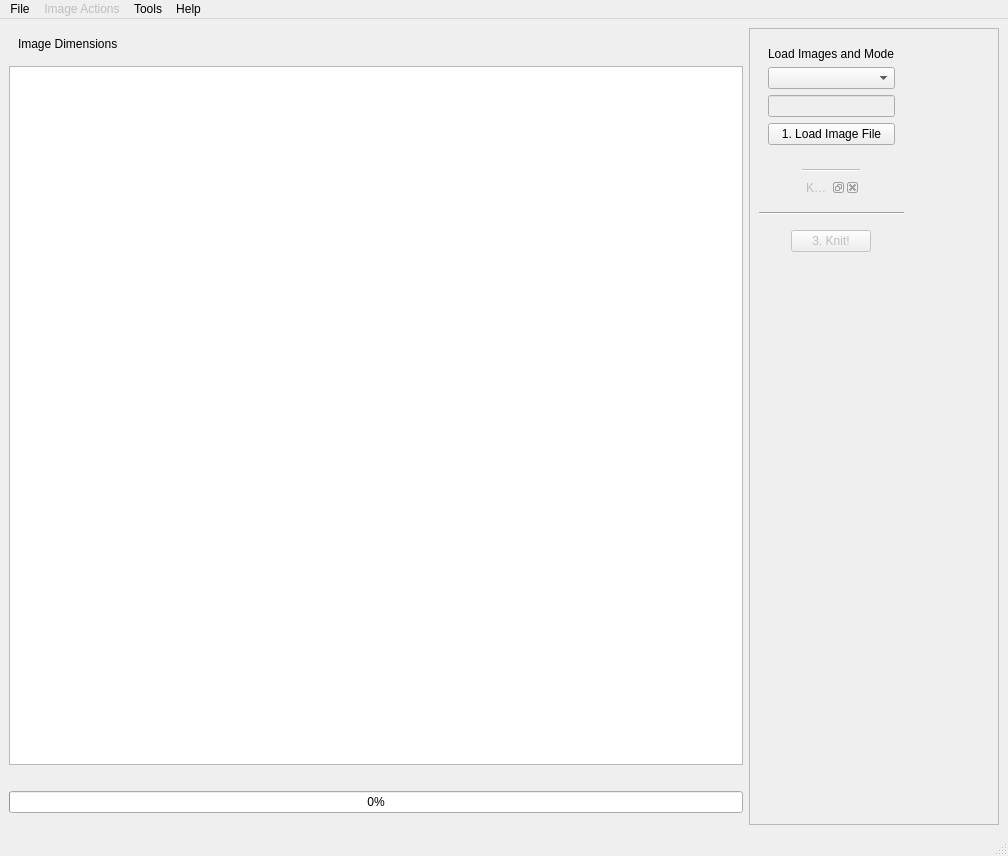
Old version of the form software/python/ayab/ayab_gui.ui in the repository AllYarnsAreBeautiful/ayab-desktop.
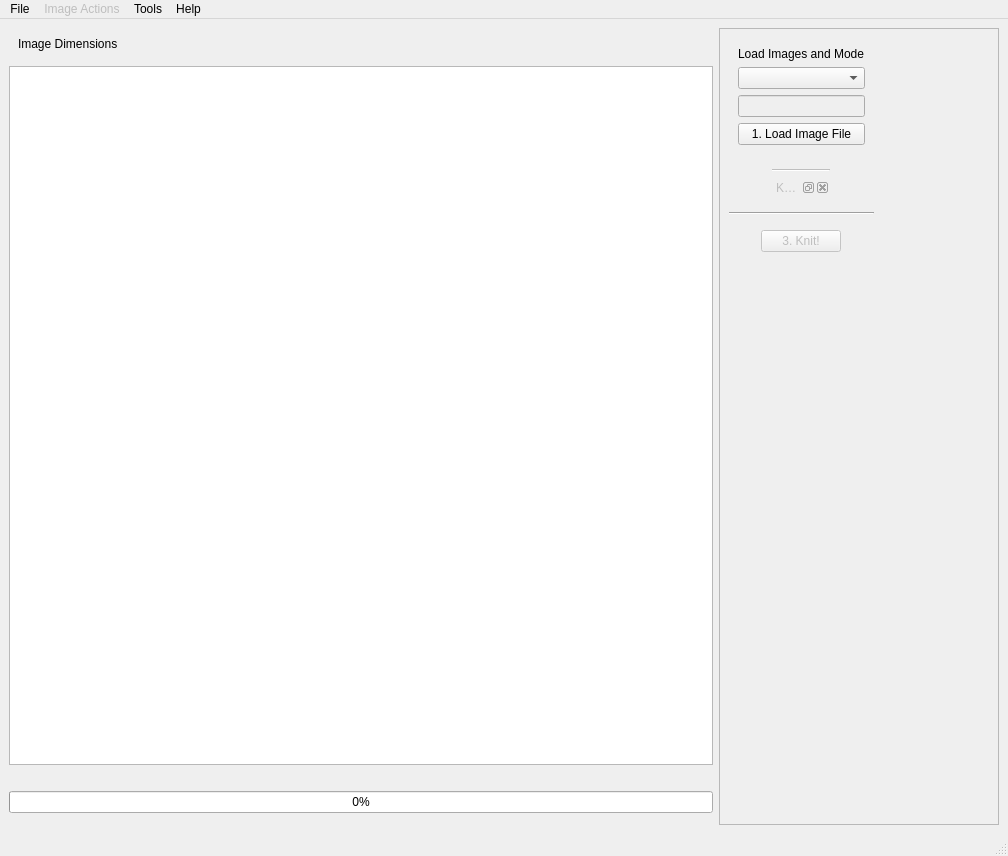
New version of the form.

Commit message: fixed optiondock width

The edit to the form file:
```diff
--- a/software/python/ayab/ayab_gui.ui
+++ b/software/python/ayab/ayab_gui.ui
@@ -28,7 +28,7 @@
       </property>
       <property name="minimumSize">
        <size>
-        <width>250</width>
+        <width>280</width>
         <height>0</height>
        </size>
       </property>
```
The commit also changes 1 other file.
